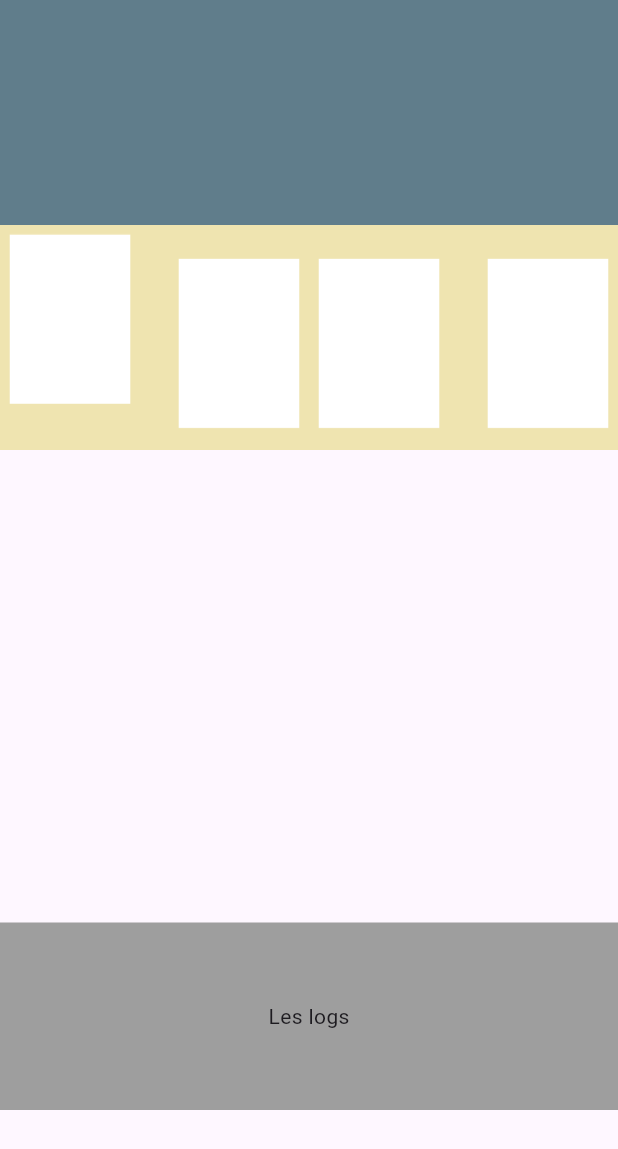
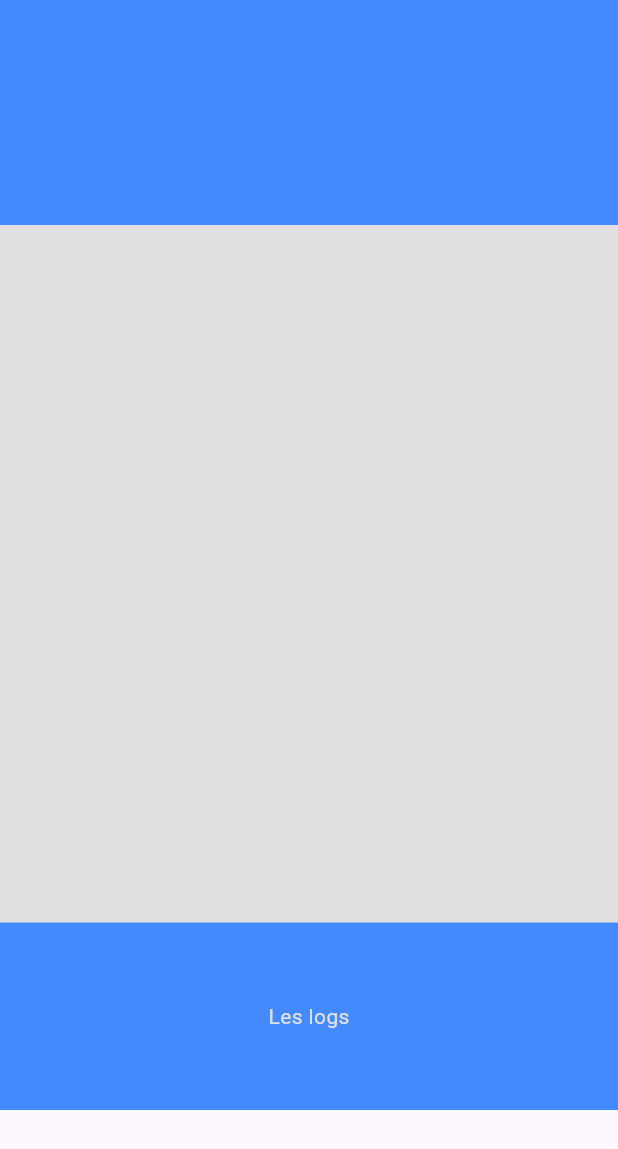
Before and after one commit to HugoMagrit/projetGestionParcInformatique, a Flutter app: the screen it shows after launch, on a phone screen of 412 x 824 dp. Shown: the top 1149 px of the screen. Run offline on Flutter 3.47's test engine with Material 3 defaults, Android fonts, the phone set to English and light mode, and no system bars; missing offline and left inert: postgres.

Commit message:
Version_28/05_Deb

```diff
--- a/lib/pages/bdd.dart
+++ b/lib/pages/bdd.dart
@@ -5,8 +5,9 @@ class DataBase {
 
   Future<void> connectionBdD () async {
     conn = await Connection.open(Endpoint(
-      host: '192.168.1.252', //Avec le routeur wifiEnergy
-      //host: '192.168.178.202',
+      //host: '192.168.1.253', //Avec le routeur wifiEnergy en filaire
+      //host: '192.168.1.252',
+      host: '192.168.178.202',
       database: 'projetGestionParcInformatique',
       username: 'hmagrit',
       password: 'BjhGeq9F',
--- a/lib/pages/home/home.dart
+++ b/lib/pages/home/home.dart
@@ -3,6 +3,7 @@ import 'package:flutter/material.dart';
 import 'package:projetp4_flutter/pages/bdd.dart';
 import 'package:projetp4_flutter/pages/home/gestionBoutton.dart';
 import 'package:projetp4_flutter/pages/timer.dart' as timer;
+import 'package:projetp4_flutter/pages/avecPanel/panelSector.dart';
 
 class HomePage extends StatefulWidget {
   final timer.TimerManager timerManager;
@@ -82,10 +83,11 @@ class _HomePageState extends State<HomePage> {
   @override
   Widget build(BuildContext context) {
     return Scaffold(
+      endDrawer: PanelSector(),
       body: Column(
         children: [
           Container(
-            color: Colors.blueGrey,
+            color: Colors.blueAccent,
             height: 150,
             width: double.infinity,
             child: Row(
@@ -101,9 +103,9 @@ class _HomePageState extends State<HomePage> {
                       },
                       child: Text(
                         'Salle ${index + 1}',
-                        style: const TextStyle(
+                        style: TextStyle(
                           fontWeight: FontWeight.bold,
-                          color: Colors.white,
+                          color: Colors.grey[300],
                           fontSize: 20,
                         ),
                       ),
@@ -113,24 +115,28 @@ class _HomePageState extends State<HomePage> {
               }),
             ),
           ),
+
       SizedBox(
         height: 465,
         width: 1280,
+        child: Container(
+          color: Colors.grey[300],
         child: Stack(
           children: <Widget>[
-                Image.asset('assets/Images/planSalle.png'),
             Stack(
               children: pages.isNotEmpty ? pages[currentPage] : [],
             ),
           ],
         ),
         ),
+      ),
+
           Container(
-            color: Colors.grey,
+            color: Colors.blueAccent,
             height: 125,
             width: double.infinity,
-            child: const Center(
-              child: Text('Les logs'),
+            child: Center(
+              child: Text('Les logs', style: TextStyle(color: Colors.grey[300])),
             ),
           ),
         ],
```
Also changed, not shown: lib/pages/avecPanel/panelSector.dart (+15 -0 lines), lib/pages/home/gestionBoutton.dart (+16 -17 lines). Lines whose indentation alone changed are shown as unchanged.
